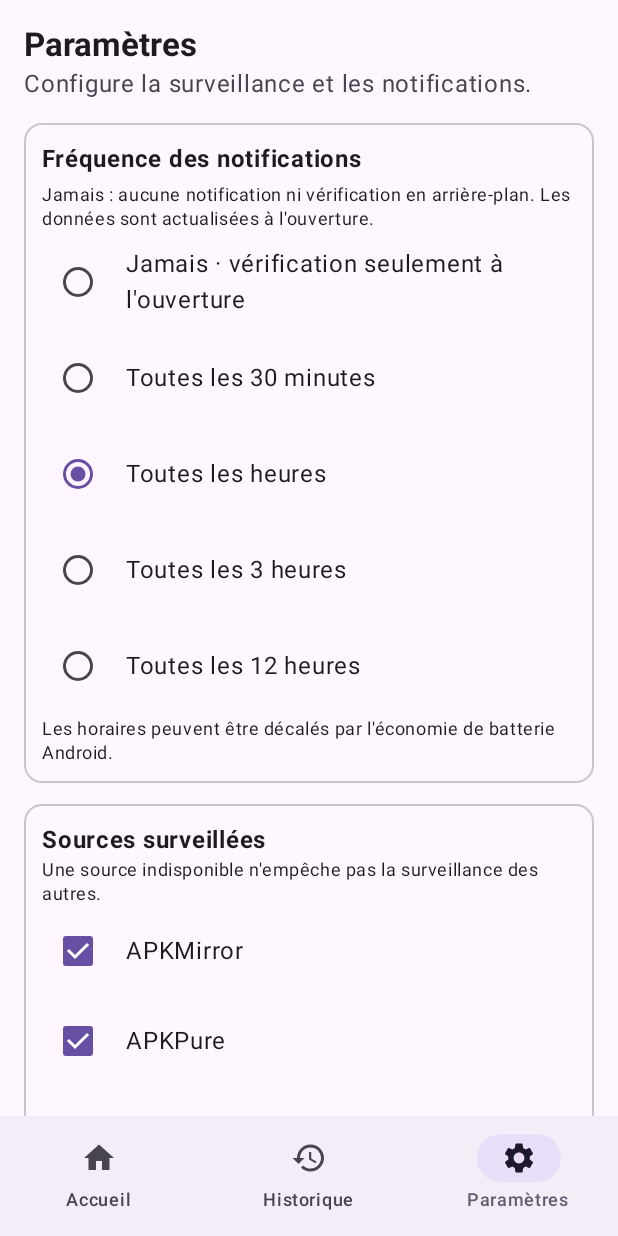
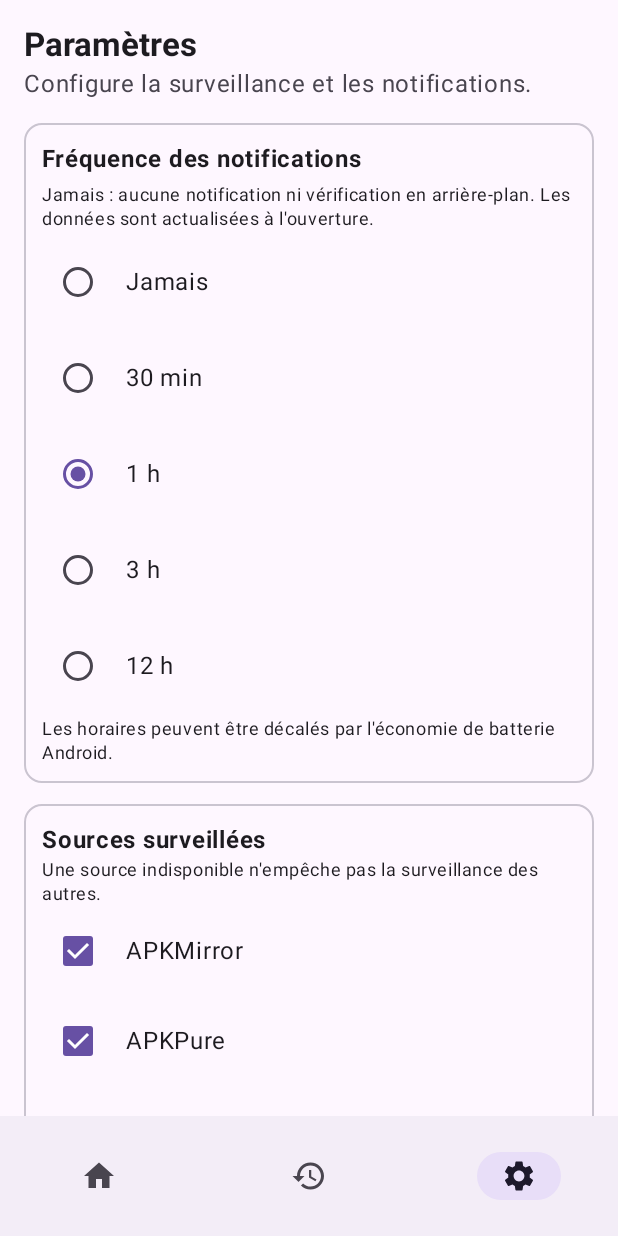
Before and after one commit to Epikaigle/deezer-update-tracker, an Android app built with Jetpack Compose: the screen it shows after launch (MainActivity), item 3 of the bottom bar chosen, on a phone screen of 412 x 824 dp. Run offline under Robolectric (Android 15) with nearby library versions, the phone set to English and light mode, and no system bars; libraries missing offline, so code that uses them is left out: com.aurora.gplayapi; network calls fail; 8 statements that could not run were skipped.

Commit message:
ui: compact home header, icon-only actions and accessible navigation

```diff
--- a/app/src/main/java/io/github/epikaigle/deezertracker/MainActivity.kt
+++ b/app/src/main/java/io/github/epikaigle/deezertracker/MainActivity.kt
@@ -21,6 +21,12 @@ import androidx.compose.material.icons.Icons
 import androidx.compose.material.icons.filled.History
 import androidx.compose.material.icons.filled.Home
 import androidx.compose.material.icons.filled.Settings
+import androidx.compose.material.icons.filled.Refresh
+import androidx.compose.material.icons.filled.OpenInNew
+import androidx.compose.material.icons.filled.Download
+import androidx.compose.material.icons.filled.CheckCircle
+import androidx.compose.material.icons.filled.Warning
+import androidx.compose.material.icons.filled.NotificationsOff
 import androidx.compose.material3.*
 import androidx.compose.runtime.*
 import androidx.compose.runtime.saveable.rememberSaveable
@@ -157,11 +163,11 @@ private fun TrackerScreen() {
     BackHandler(enabled = tab != Tab.OVERVIEW) { selectedTab = Tab.OVERVIEW.ordinal }
 
     val frequencies = listOf(
-        0 to "Jamais · vérification seulement à l'ouverture",
-        30 to "Toutes les 30 minutes",
-        60 to "Toutes les heures",
-        180 to "Toutes les 3 heures",
-        720 to "Toutes les 12 heures"
+        0 to "Jamais",
+        30 to "30 min",
+        60 to "1 h",
+        180 to "3 h",
+        720 to "12 h"
     )
 
     Scaffold(
@@ -173,13 +179,13 @@ private fun TrackerScreen() {
                         onClick = { selectedTab = option.ordinal },
                         icon = {
                             when (option) {
-                                Tab.OVERVIEW -> Icon(Icons.Default.Home, contentDescription = null)
-                                Tab.HISTORY -> Icon(Icons.Default.History, contentDescription = null)
-                                Tab.SETTINGS -> Icon(Icons.Default.Settings, contentDescription = null)
+                                Tab.OVERVIEW -> Icon(Icons.Default.Home, contentDescription = option.label)
+                                Tab.HISTORY -> Icon(Icons.Default.History, contentDescription = option.label)
+                                Tab.SETTINGS -> Icon(Icons.Default.Settings, contentDescription = option.label)
                             }
                         },
-                        label = { Text(option.label) },
-                        alwaysShowLabel = true
+                        label = null,
+                        alwaysShowLabel = false
                     )
                 }
             }
@@ -193,95 +199,67 @@ private fun TrackerScreen() {
                     contentPadding = PaddingValues(16.dp),
                     verticalArrangement = Arrangement.spacedBy(14.dp)
                 ) {
+
                     item {
-                        Text("Deezer Update Tracker", style = MaterialTheme.typography.headlineMedium,
-                            fontWeight = FontWeight.Bold)
-                        Text("Suivi indépendant des versions de Deezer",
-                            color = MaterialTheme.colorScheme.onSurfaceVariant)
-                    }
-                    item {
-                        Card(
-                            colors = CardDefaults.cardColors(
-                                containerColor = MaterialTheme.colorScheme.primaryContainer)
-                        ) {
-                            Column(Modifier.fillMaxWidth().padding(16.dp),
-                                verticalArrangement = Arrangement.spacedBy(10.dp)) {
-                                Text("Dernières versions de Deezer",
-                                    style = MaterialTheme.typography.titleLarge)
-                                Text("Sources : APKMirror, APKPure, Google Play. Aucune installation de Deezer nécessaire.")
-                                Button(
-                                    onClick = { refresh() },
-                                    enabled = !refreshing && snapshot.enabledSources.isNotEmpty()
-                                ) {
-                                    if (refreshing) {
-                                        CircularProgressIndicator(
-                                            modifier = Modifier.size(18.dp), strokeWidth = 2.dp
-                                        )
-                                    } else Text("Vérifier maintenant")
-                                }
-                                if (refreshing) Text("Interrogation des sources…",
-                                    style = MaterialTheme.typography.bodySmall)
-                                if (trackerMessage.isNotEmpty()) Text(trackerMessage,
-                                    color = MaterialTheme.colorScheme.error,
-                                    style = MaterialTheme.typography.bodySmall)
-                                if (snapshot.enabledSources.isEmpty()) Text(
-                                    "Toutes les sources sont désactivées. Active-les dans Paramètres.")
-                                if (snapshot.frequencyMinutes > 0 && !notificationsGranted) {
-                                    Text("Les alertes sont désactivées dans Android.",
-                                        color = MaterialTheme.colorScheme.error,
-                                        style = MaterialTheme.typography.bodySmall)
-                                    OutlinedButton(onClick = {
-                                        if (Build.VERSION.SDK_INT >= 33) {
-                                            requestNotificationPermission.launch(
-                                                Manifest.permission.POST_NOTIFICATIONS)
-                                        }
-                                    }) { Text("Autoriser les alertes") }
-                                }
+                        Row(Modifier.fillMaxWidth(), verticalAlignment = Alignment.CenterVertically) {
+                            Text("Deezer", style = MaterialTheme.typography.headlineMedium,
+                                fontWeight = FontWeight.Bold, modifier = Modifier.weight(1f))
+                            if (refreshing) {
+                                CircularProgressIndicator(Modifier.size(24.dp), strokeWidth = 2.dp)
+                            } else IconButton(
+                                enabled = snapshot.enabledSources.isNotEmpty(),
+                                onClick = { refresh() }
+                            ) {
+                                Icon(Icons.Default.Refresh, contentDescription = "Actualiser Deezer")
+                            }
+                        }
+                        if (trackerMessage.isNotEmpty()) Text(trackerMessage,
+                            style = MaterialTheme.typography.bodySmall,
+                            color = MaterialTheme.colorScheme.error)
+                        if (snapshot.frequencyMinutes > 0 && !notificationsGranted) {
+                            IconButton(onClick = {
+                                if (Build.VERSION.SDK_INT >= 33)
+                                    requestNotificationPermission.launch(Manifest.permission.POST_NOTIFICATIONS)
+                            }) {
+                                Icon(Icons.Default.NotificationsOff,
+                                    contentDescription = "Autoriser les notifications")
                             }
                         }
                     }
                     item {
-                        SectionTitle("Mises à jour de cette application")
-                        Spacer(Modifier.height(8.dp))
                         OutlinedCard {
-                            Column(Modifier.fillMaxWidth().padding(16.dp),
-                                verticalArrangement = Arrangement.spacedBy(8.dp)) {
+                            Row(Modifier.fillMaxWidth().padding(horizontal = 12.dp, vertical = 6.dp),
+                                verticalAlignment = Alignment.CenterVertically) {
                                 val current = remember {
                                     context.packageManager.getPackageInfo(context.packageName, 0)
                                         .versionName ?: "?"
                                 }
-                                Text("Version installée : $current")
-                                if (searchingForUpdate) {
-                                    LinearProgressIndicator(Modifier.fillMaxWidth())
-                                    Text("Vérification de GitHub Releases…")
-                                } else if (selfRelease == null) {
-                                    Text("Aucune nouvelle version proposée.",
-                                        color = MaterialTheme.colorScheme.onSurfaceVariant)
-                                } else {
-                                    Text("Version ${selfRelease!!.version} disponible",
+                                Column(Modifier.weight(1f)) {
+                                    Text("App $current", style = MaterialTheme.typography.titleMedium)
+                                    if (selfRelease != null) Text("→ ${selfRelease!!.version}",
                                         color = MaterialTheme.colorScheme.primary,
-                                        fontWeight = FontWeight.Bold)
-                                    if (selfRelease!!.notes.isNotBlank()) Text(
-                                        selfRelease!!.notes.take(500),
                                         style = MaterialTheme.typography.bodySmall)
-                                    Button(
-                                        enabled = !installing,
-                                        onClick = { installLatest() }
-                                    ) {
-                                        Text(if (installing) "Téléchargement en cours…"
-                                             else if (savedApk != null) "Installer la mise à jour"
-                                             else "Télécharger et installer")
+                                }
+                                if (searchingForUpdate || installing) {
+                                    CircularProgressIndicator(Modifier.size(22.dp), strokeWidth = 2.dp)
+                                } else if (selfRelease != null) {
+                                    IconButton(onClick = { installLatest() }) {
+                                        Icon(Icons.Default.Download,
+                                            contentDescription = "Télécharger et installer la mise à jour")
                                     }
+                                } else Icon(Icons.Default.CheckCircle,
+                                    contentDescription = "Application à jour",
+                                    tint = MaterialTheme.colorScheme.primary,
+                                    modifier = Modifier.size(20.dp))
+                                IconButton(onClick = { checkOurUpdate() },
+                                    enabled = !searchingForUpdate && !installing) {
+                                    Icon(Icons.Default.Refresh,
+                                        contentDescription = "Rechercher une mise à jour de l'application")
                                 }
-                                OutlinedButton(
-                                    onClick = { checkOurUpdate() },
-                                    enabled = !searchingForUpdate && !installing
-                                ) { Text("Rechercher une mise à jour") }
-                                if (updaterMessage.isNotEmpty()) Text(updaterMessage,
-                                    color = MaterialTheme.colorScheme.onSurfaceVariant)
-                                Text("APK signée, empreinte SHA-256 vérifiée ; confirmation Android obligatoire.",
-                                    style = MaterialTheme.typography.bodySmall)
                             }
+                            if (updaterMessage.isNotEmpty()) Text(updaterMessage,
+                                modifier = Modifier.padding(start = 12.dp, end = 12.dp, bottom = 8.dp),
+                                style = MaterialTheme.typography.bodySmall)
                         }
                     }
                     item { SectionTitle("État des sources") }
```
